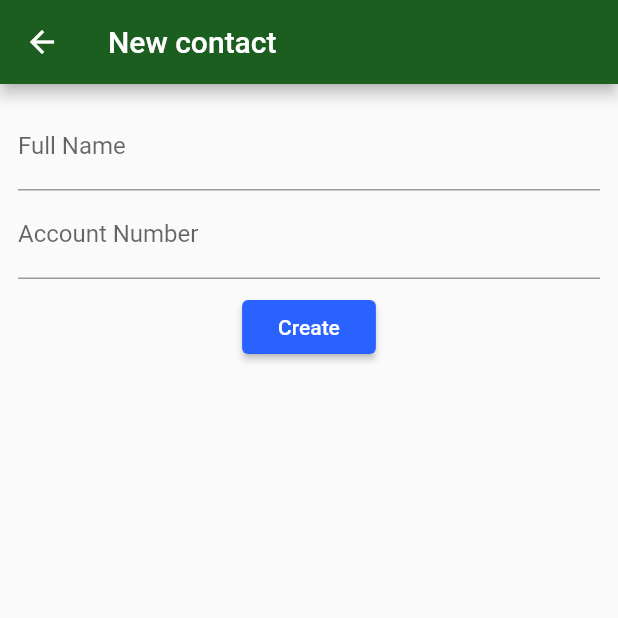
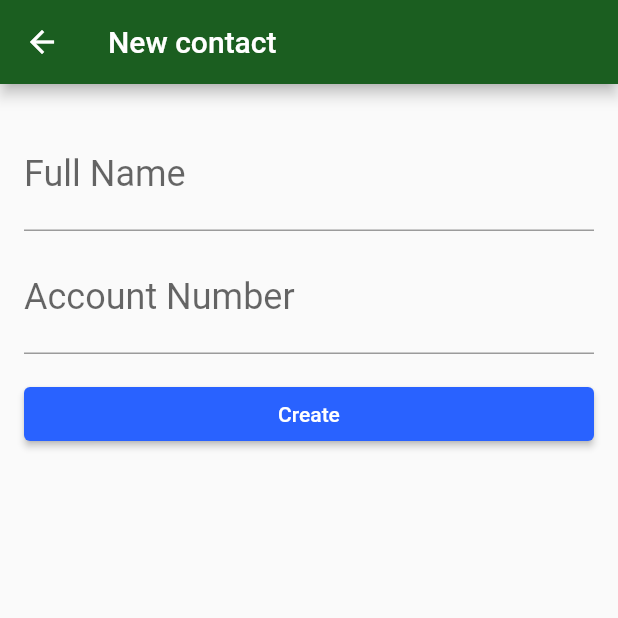
Before and after one commit to busatoju/Bytebank-v2, a Flutter app: the ContactForm screen opened directly, on a phone screen of 412 x 824 dp, the top half of it. Run offline on Flutter 3.47's test engine with Material 2 defaults, Android fonts, the phone set to English and light mode, and no system bars.

Commit message:
Realizado ajuste na tela de cadastro de contato

```diff
--- a/lib/views/contact_form.dart
+++ b/lib/views/contact_form.dart
@@ -1,5 +1,3 @@
-
-
 import 'package:flutter/material.dart';
 
 class ContactForm extends StatelessWidget {
@@ -10,18 +8,32 @@ class ContactForm extends StatelessWidget {
         title: Text('New contact'),
       ),
       body: Padding(
-        padding: const EdgeInsets.all(12.0),
+        padding: const EdgeInsets.all(16.0),
         child: Column(
           children: [
-            TextField(decoration: InputDecoration(labelText: 'Full Name', ),),
-            TextField(decoration: InputDecoration(labelText: 'Account Number'), keyboardType: TextInputType.number,),
             Padding(
               padding: const EdgeInsets.only(top: 8.0),
-              child: RaisedButton(
-                  child: Text('Create'),
-                  onPressed: (){
-
-              }),
+              child: TextField(
+                decoration: InputDecoration(
+                  labelText: 'Full Name',
+                ),
+                style: TextStyle(fontSize: 24.0),
+              ),
+            ),
+            Padding(
+              padding: const EdgeInsets.only(top: 8.0),
+              child: TextField(
+                decoration: InputDecoration(labelText: 'Account Number'),
+                keyboardType: TextInputType.number,
+                style: TextStyle(fontSize: 24.0),
+              ),
+            ),
+            Padding(
+              padding: const EdgeInsets.only(top: 16.0),
+              child: SizedBox(
+                width: double.maxFinite,
+                child: RaisedButton(child: Text('Create'), onPressed: () {}),
+              ),
             )
           ],
         ),
```
